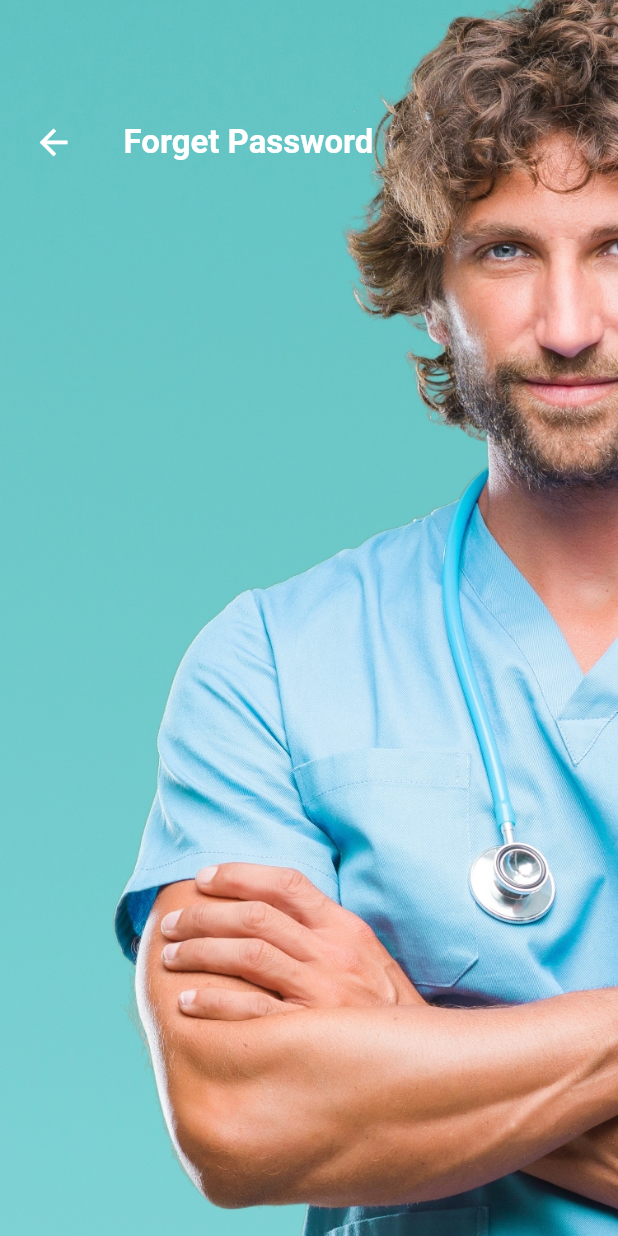
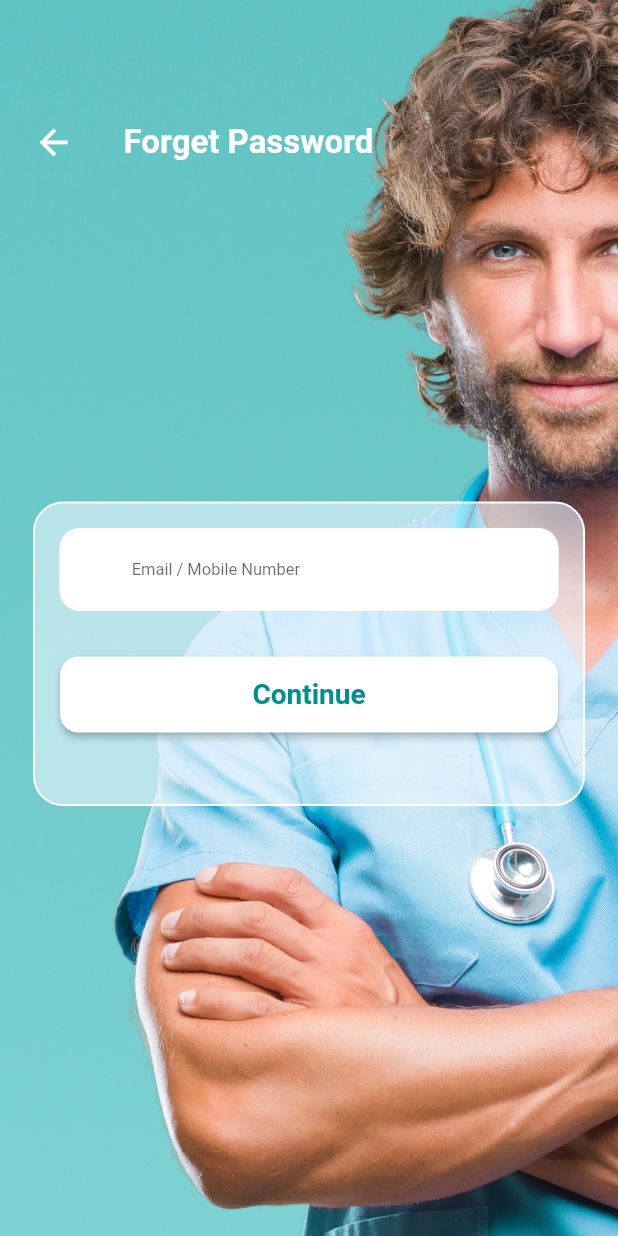
Before and after one commit to Mariam-Awad/Doctor, a Flutter app: the ForgetPasswordScreen screen opened by its route, on a phone screen of 412 x 824 dp. Run offline on Flutter 3.47's test engine with Material 2 defaults, Android fonts, the phone set to English and light mode, and no system bars; our stand-ins replace dio, dotted_border, flutter_screenutil, flutter_svg; missing offline and left inert: flutter_rounded_date_picker; generated files the repository leaves out were written again; Roboto replaces fonts that are missing (Lato-Bold, Lato-Regular).

Commit message:
complete forget_password_screen

```diff
--- a/lib/config/l10n/app_en.arb
+++ b/lib/config/l10n/app_en.arb
@@ -1,6 +1,8 @@
 {
   "user_name": "Username",
   "password": "Password",
+  "email": "Email",
+  "mobile_number": "Mobile Number",
   "forget_password": "Forget Password",
   "or": "Or",
   "sign_in_with": "Sign In With",
--- a/lib/presentation/bloc/Auth_bloc/auth_helper.dart
+++ b/lib/presentation/bloc/Auth_bloc/auth_helper.dart
@@ -12,8 +12,6 @@ class AuthHelper {
     return _authHelper!;
   }
 
-  GlobalKey<FormState> formKey = GlobalKey<FormState>();
-
   navToForgetPasswordScreen(BuildContext context) {
     Navigator.of(context).push(
       AppRouteManger.generateRoute(
@@ -26,13 +24,13 @@ class AuthHelper {
 
   navBack(BuildContext context)=> Navigator.of(context).pop();
 
-  loginFun(BuildContext context, var model) {
+  loginFun(BuildContext context, var model,GlobalKey<FormState> formKey) {
     if (formKey.currentState!.validate()) {
       ///TODO: call login fun here
     }
   }
 
-  registerFun(BuildContext context, var model) {
+  registerFun(BuildContext context, var model,GlobalKey<FormState> formKey) {
     if (formKey.currentState!.validate()) {
       ///TODO: call register fun here
     }
--- a/lib/presentation/screens/forget_password_screen.dart
+++ b/lib/presentation/screens/forget_password_screen.dart
@@ -1,13 +1,19 @@
 import 'package:doctor/config/screen_resizer.dart';
+import 'package:doctor/config/validate_auth_field.dart';
 import 'package:doctor/core/utils/app_assets_util.dart';
+import 'package:doctor/core/utils/app_colors_util.dart';
+import 'package:doctor/core/utils/app_strings.dart';
 import 'package:doctor/core/utils/app_styles_util.dart';
 import 'package:doctor/presentation/bloc/Auth_bloc/auth_helper.dart';
+import 'package:doctor/presentation/widgets/app_button_widget.dart';
+import 'package:doctor/presentation/widgets/app_text_form_widget.dart';
 import 'package:flutter/material.dart';
 import 'package:flutter_screenutil/flutter_screenutil.dart';
 import 'package:flutter_gen/gen_l10n/app_localizations.dart';
 
 class ForgetPasswordScreen extends StatelessWidget {
   const ForgetPasswordScreen({Key? key}) : super(key: key);
+  static GlobalKey<FormState> _formKey = GlobalKey<FormState>();
 
   @override
   Widget build(BuildContext context) {
@@ -58,9 +64,77 @@ class ForgetPasswordScreen extends StatelessWidget {
                       Colors.white,
                       FontWeight.bold,
                     ),
-                  )
+                  ),
                 ],
               ),
+              const Spacer(),
+              Align(
+                alignment: Alignment.center,
+                child: Container(
+                  height: 200.h,
+                  width: 335.w,
+                  padding: EdgeInsets.all(15.sp),
+                  decoration: BoxDecoration(
+                    borderRadius: BorderRadius.circular(20),
+                    color: AppColorUtil.loginContainerColor.withOpacity(0.6),
+                    border: Border.all(
+                      color: Colors.white,
+                      width: 1.2.sp,
+                    ),
+                  ),
+                  child: Form(
+                    key: _formKey,
+                    child: Column(
+                      children: [
+                        AppTextFormWidget(
+                          label: AppLocalizations.of(context)!.email +
+                              " / ".toString() +
+                              AppLocalizations.of(context)!.mobile_number,
+                          hint: AppLocalizations.of(context)!.user_name,
+                          textType: TextInputType.text,
+                          onChangeListener: (value) {},
+                          onValidateListener: (value) {
+                            return ValidateAuthField.instance()
+                                .validateField(value!);
+                          },
+                          initialValue: "",
+                          fontType: appFontBold,
+                          textSize: 12.sp,
+                          hintSize: 10.sp,
+                          labelSize: 10.sp,
+                          radius: 12.sp,
+                          sideColor: Colors.white,
+                          sideWidth: 1,
+                          fillColor: Colors.white,
+                          isFiled: true,
+                        ),
+                        SizedBox(
+                          height: 30.h,
+                        ),
+                        AppButtonWidget(
+                          onClick: () {
+                            AuthHelper.instance()
+                                .loginFun(context, "model", _formKey);
+                          },
+                          customChild: Text(
+                            AppLocalizations.of(context)!.continues,
+                            style: AppStylesUtil.textRegularStyle(
+                              17.sp,
+                              AppColorUtil.textDarkGreen,
+                              FontWeight.bold,
+                            ),
+                          ),
+                          btnBackgroundColor: AppColorUtil.white,
+                          btnPadding: EdgeInsets.all(5.sp),
+                          btnSize: Size(302.w, 50.h),
+                          btnRadius: 12,
+                        ),
+                      ],
+                    ),
+                  ),
+                ),
+              ),
+              const Spacer(),
             ],
           ),
         ),
--- a/lib/presentation/screens/login_screen.dart
+++ b/lib/presentation/screens/login_screen.dart
@@ -15,6 +15,7 @@ import 'package:flutter_svg/flutter_svg.dart';
 
 class LoginScreen extends StatelessWidget {
   const LoginScreen({Key? key}) : super(key: key);
+  static GlobalKey<FormState> _formKey = GlobalKey<FormState>();
 
   @override
   Widget build(BuildContext context) {
@@ -82,7 +83,7 @@ class LoginScreen extends StatelessWidget {
                   ),
                 ),
                 child: Form(
-                  key: AuthHelper.instance().formKey,
+                  key: _formKey,
                   child: Column(
                     crossAxisAlignment: CrossAxisAlignment.start,
                     children: [
@@ -141,7 +142,8 @@ class LoginScreen extends StatelessWidget {
                           FontWeight.normal,
                         )!,
                         onClick: () {
-                          AuthHelper.instance().navToForgetPasswordScreen(context);
+                          AuthHelper.instance()
+                              .navToForgetPasswordScreen(context);
                         },
                       ),
                       SizedBox(
@@ -222,7 +224,8 @@ class LoginScreen extends StatelessWidget {
                       ),
                       AppButtonWidget(
                         onClick: () {
-                          AuthHelper.instance().loginFun(context, "model");
+                          AuthHelper.instance()
+                              .loginFun(context, "model", _formKey);
                         },
                         customChild: Text(
                           AppLocalizations.of(context)!.sign_in,
```
